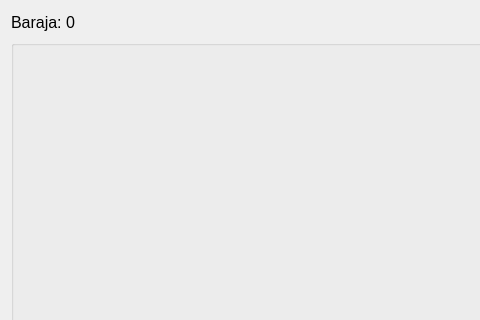
Old version of the form panel_juego.ui in the repository kevteg/blackjack; both pictures show x 0 to 480 and y 0 to 320 of the 763 by 432 pixel window.
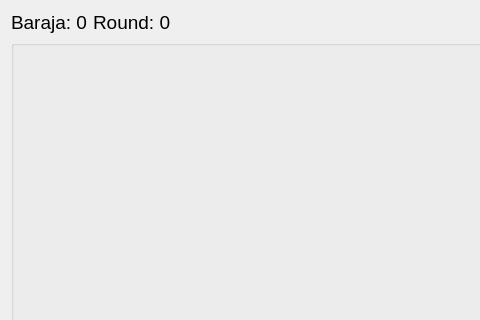
New version of the form.

Commit message: Ronda sin prestamos Comienzo de final del juego Labels de ronda y baraja

Diff of the .ui file:
```diff
--- a/panel_juego.ui
+++ b/panel_juego.ui
@@ -23,7 +23,7 @@
          <property name="font">
           <font>
            <family>Ubuntu</family>
-           <pointsize>12</pointsize>
+           <pointsize>14</pointsize>
           </font>
          </property>
          <property name="text">
@@ -31,6 +31,19 @@
          </property>
         </widget>
        </item>
+       <item>
+        <widget class="QLabel" name="roundlabel">
+         <property name="font">
+          <font>
+           <family>Ubuntu</family>
+           <pointsize>14</pointsize>
+          </font>
+         </property>
+         <property name="text">
+          <string>Round: 0</string>
+         </property>
+        </widget>
+       </item>
        <item>
         <spacer name="header">
          <property name="orientation">
```
The commit also changes 4 other files.
